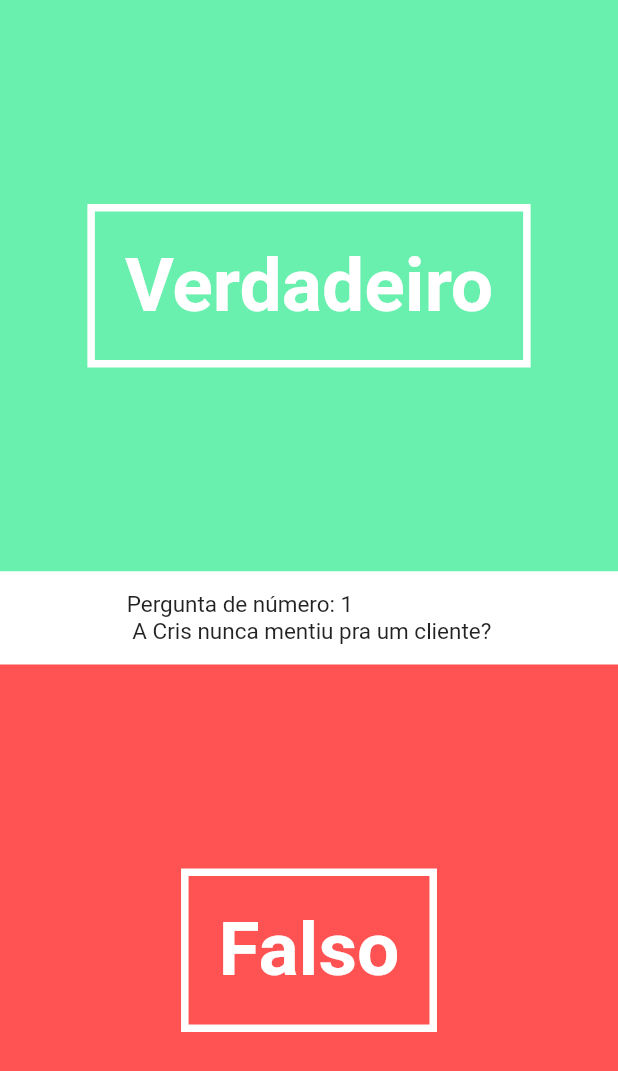
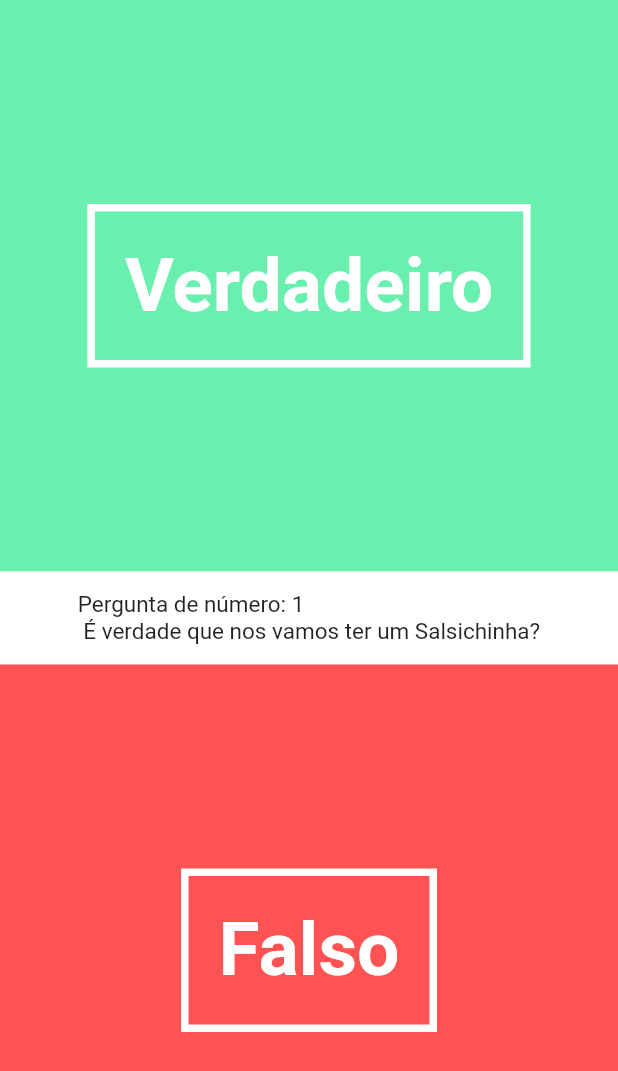
Before and after one commit to rafaelqueiroz88/first-flutter-app, a Flutter app: the QuizPage widget shown alone on an empty page, opened directly, on a phone screen of 412 x 824 dp. Shown: the top 1071 px of the screen. Run offline on Flutter 3.47's test engine with Material 2 defaults, Android fonts, the phone set to English and light mode, and no system bars.

Commit message:
App concluído com homenagens a minha noiva

```diff
--- a/lib/main.dart
+++ b/lib/main.dart
@@ -6,6 +6,6 @@ import './pages/quiz_page.dart';
 void main() {
 
   runApp(new MaterialApp(
-    home: new QuizPage(),
+    home: new LandingPage(),
   ));
 }
--- a/lib/pages/quiz_page.dart
+++ b/lib/pages/quiz_page.dart
@@ -15,11 +15,11 @@ class QuizPageState extends State<QuizPage> {
 
   Question currentQuestion;
   Quiz quiz = new Quiz([
-    new Question("O Cake é a melhor framework PHP do mundo?", false),
-    new Question("Ruby on Rails é a melhor framework de todas?", true),
-    new Question("O Maestro é bem feito?", false),
-    new Question("O Cake é a melhor framework PHP do mundo?", false),
-    new Question("A Cris nunca mentiu pra um cliente?", true),
+    new Question("É verdade que vamos viajar no final do ano?", true),
+    new Question("É verdade que mozão me ama mais que eu amo mozão?", false),
+    new Question("É verdade que tenho a noiva mais gata do mundo?", true),
+    new Question("É verdade que o Sheldon é mais bonito que o Bart?", false),
+    new Question("É verdade que nos vamos ter um Salsichinha?", true),
   ]);
 
   String questionText;
--- a/source.txt
+++ b/source.txt
@@ -1,3 +1,3 @@
 https://www.youtube.com/watch?v=jBBl1tYkUnE
 
-48:56
+parcialmente concluído!
```
Also changed, not shown: lib/pages/landing_page.dart (+4 -6 lines).
